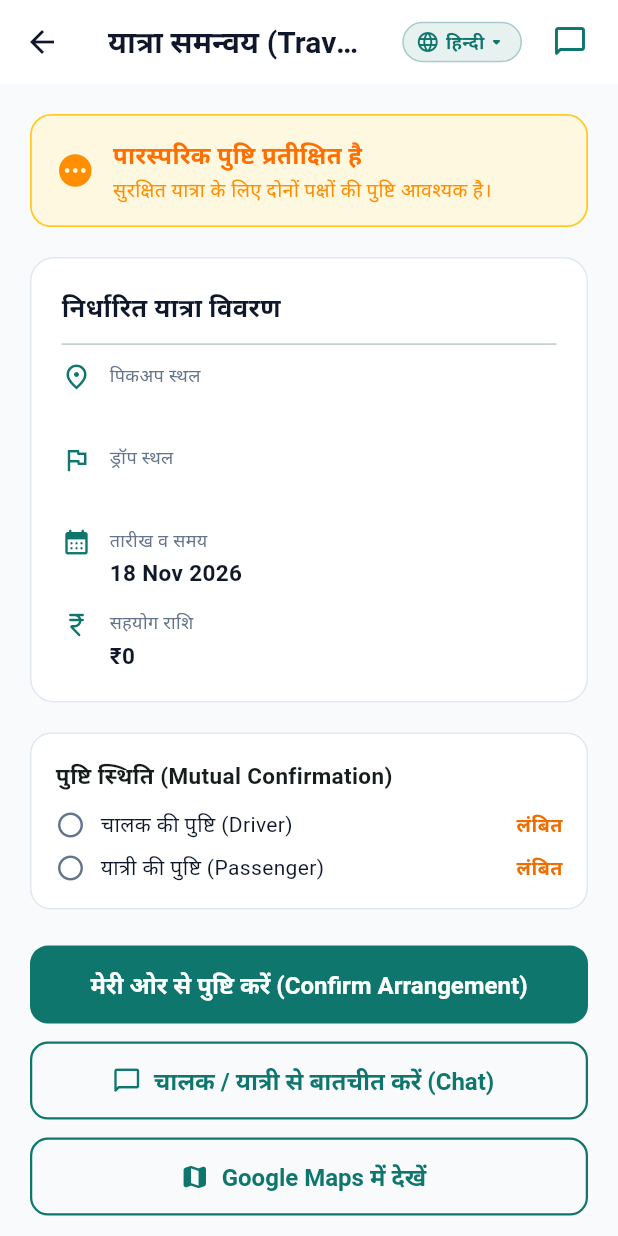
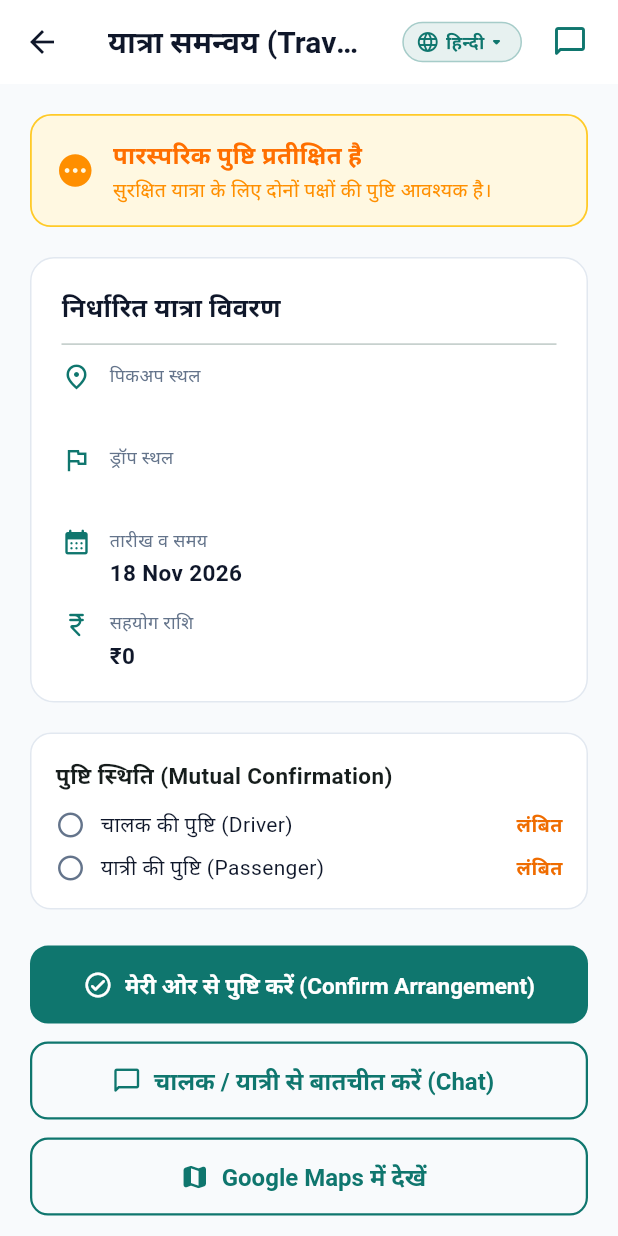
Before and after one commit to shubha95m/bahar-chale, a Flutter app: the AgreementPage screen opened directly with empty values, on a phone screen of 412 x 824 dp. Run offline on Flutter 3.47's test engine with Material 3 defaults, Android fonts, the phone set to English and light mode, and no system bars; our stand-ins replace flutter_dotenv, flutter_riverpod, go_router, google_sign_in, shared_preferences, sqflite and 2 more; accounts and stored records are empty; network calls fail.

Commit message:
feat(ux): Polish agreement dual-confirmation card, bilingual chat/conversations empty states, and live location suggestions

```diff
--- a/lib/core/widgets/location_autocomplete_field.dart
+++ b/lib/core/widgets/location_autocomplete_field.dart
@@ -300,7 +300,7 @@ class _LocationAutocompleteFieldState extends State<LocationAutocompleteField> {
                       mainAxisAlignment: MainAxisAlignment.spaceBetween,
                       children: [
                         const Text(
-                          'मुफ़्त नक्शा सुझाव (0 लागत)',
+                          'स्थान सुझाव (Live Suggestions)',
                           style: TextStyle(fontSize: 10, color: AppTheme.textMuted),
                         ),
                         TextButton.icon(
@@ -311,7 +311,7 @@ class _LocationAutocompleteFieldState extends State<LocationAutocompleteField> {
                           ),
                           icon: const Icon(Icons.map_outlined, size: 12, color: Colors.blueAccent),
                           label: const Text(
-                            'Maps पर खोलें',
+                            'Google Maps ↗',
                             style: TextStyle(fontSize: 10.5, color: Colors.blueAccent, fontWeight: FontWeight.bold),
                           ),
                           onPressed: () {
--- a/lib/core/widgets/passenger_request_card_widget.dart
+++ b/lib/core/widgets/passenger_request_card_widget.dart
@@ -187,7 +187,7 @@ class PassengerRequestCardWidget extends ConsumerWidget {
                           ),
                           icon: const Icon(Icons.handshake_outlined, size: 16),
                           label: Text(
-                            s.isHindi ? 'गाड़ी में ले जाएं (Offer)' : 'Offer Ride',
+                            s.isHindi ? 'सवारी प्रस्तुत करें (Offer)' : 'Offer Ride',
                             style: const TextStyle(fontSize: 12.5, fontWeight: FontWeight.bold),
                           ),
                           onPressed: () => ReachOutDialog.show(context, request),
--- a/lib/features/agreement/presentation/pages/agreement_page.dart
+++ b/lib/features/agreement/presentation/pages/agreement_page.dart
@@ -48,7 +48,8 @@ class AgreementPage extends ConsumerWidget {
 
           return SafeArea(
             child: SingleChildScrollView(
-              padding: const EdgeInsets.all(20),
+              physics: const AlwaysScrollableScrollPhysics(),
+              padding: const EdgeInsets.only(left: 20, right: 20, top: 20, bottom: 90),
               child: ConstrainedBox(
                 constraints: const BoxConstraints(maxWidth: 600),
                 child: Column(
@@ -172,7 +173,14 @@ class AgreementPage extends ConsumerWidget {
                     const SizedBox(height: 24),
 
                     // Action 1: Confirm Agreement Button
-                    ElevatedButton(
+                    if (!agreement.isFullyConfirmed)
+                      ElevatedButton.icon(
+                        style: ElevatedButton.styleFrom(
+                          backgroundColor: AppTheme.primaryGreen,
+                          padding: const EdgeInsets.symmetric(vertical: 14),
+                          shape: RoundedRectangleBorder(borderRadius: BorderRadius.circular(12)),
+                        ),
+                        icon: const Icon(Icons.check_circle_outline_rounded, size: 20),
                         onPressed: () async {
                           final success = await ref.read(agreementNotifierProvider.notifier).confirm(agreement.id);
                           if (context.mounted) {
@@ -185,7 +193,27 @@ class AgreementPage extends ConsumerWidget {
                             ref.invalidate(agreementByRequestProvider(requestId));
                           }
                         },
-                      child: const Text('मेरी ओर से पुष्टि करें (Confirm Arrangement)'),
+                        label: const Text('मेरी ओर से पुष्टि करें (Confirm Arrangement)', style: TextStyle(fontWeight: FontWeight.bold, fontSize: 15)),
+                      )
+                    else
+                      Container(
+                        padding: const EdgeInsets.symmetric(vertical: 14, horizontal: 16),
+                        decoration: BoxDecoration(
+                          color: Colors.green.shade50,
+                          borderRadius: BorderRadius.circular(12),
+                          border: Border.all(color: Colors.green.shade400),
+                        ),
+                        child: const Row(
+                          mainAxisAlignment: MainAxisAlignment.center,
+                          children: [
+                            Icon(Icons.verified_rounded, color: Colors.green, size: 22),
+                            SizedBox(width: 8),
+                            Text(
+                              'सहमति पत्र दोनों पक्षों द्वारा पुष्टित है! ✓',
+                              style: TextStyle(color: Colors.green, fontWeight: FontWeight.bold, fontSize: 14.5),
+                            ),
+                          ],
+                        ),
                       ),
                     const SizedBox(height: 12),
 
```
Also changed, not shown: lib/features/chat/presentation/pages/chat_page.dart (+15 -13 lines), lib/features/chat/presentation/pages/conversations_page.dart (+7 -7 lines). Lines whose indentation alone changed are shown as unchanged.
